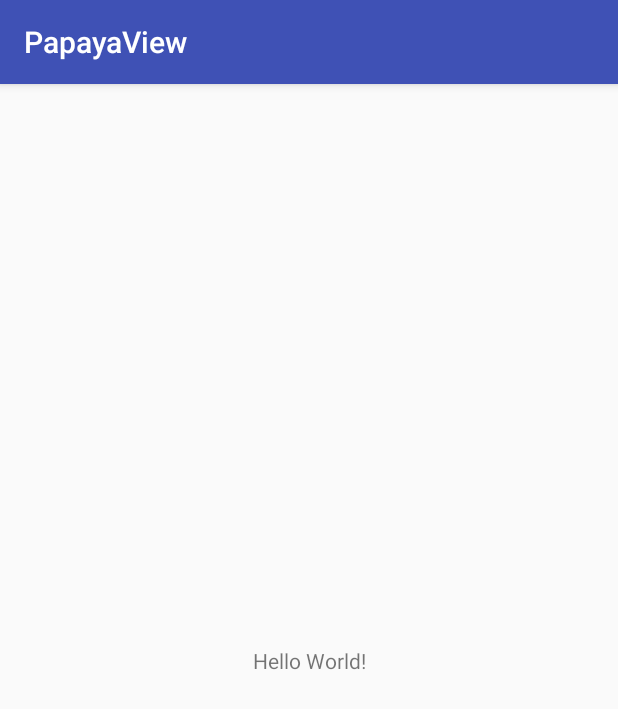
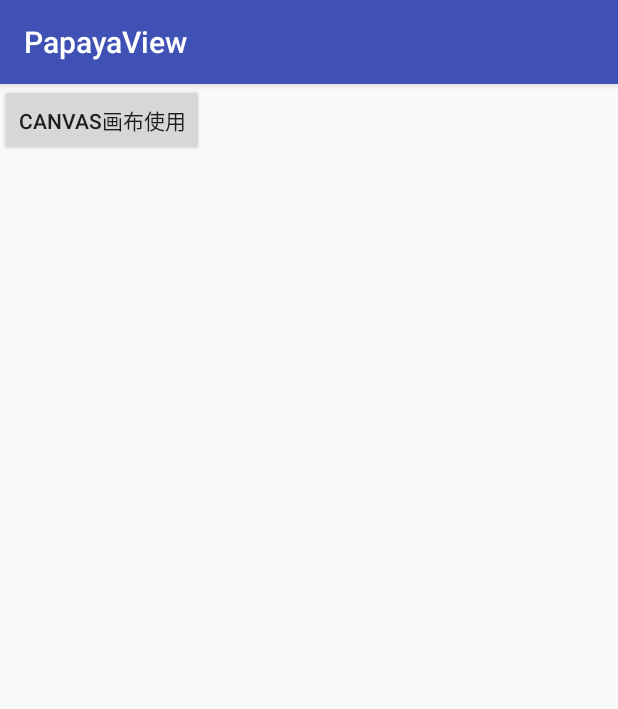
Before and after one commit to Youngfellows/PapayaView, an Android app: the screen it shows after launch (MainActivity), on a phone screen of 412 x 824 dp. Shown: the top 709 px of the screen. Run offline under Robolectric (Android 15) with nearby library versions, the light colour scheme and no system bars.

Commit message:
canvas使用

```diff
--- a/app/build.gradle
+++ b/app/build.gradle
@@ -25,6 +25,6 @@ dependencies {
         exclude group: 'com.android.support', module: 'support-annotations'
     })
     compile 'com.android.support.constraint:constraint-layout:1.0.2'
+    compile 'com.android.support:appcompat-v7:26.0.0-alpha1'
     testCompile 'junit:junit:4.12'
-    compile 'com.android.support:appcompat-v7:26.0.0-alpha1'
 }
--- a/app/src/main/AndroidManifest.xml
+++ b/app/src/main/AndroidManifest.xml
@@ -16,6 +16,8 @@
                 <category android:name="android.intent.category.LAUNCHER"/>
             </intent-filter>
         </activity>
+        <activity android:name=".activity.CanvasTestActivity">
+        </activity>
     </application>
 
 </manifest>
--- a/app/src/main/java/com/speex/papayaview/MainActivity.java
+++ b/app/src/main/java/com/speex/papayaview/MainActivity.java
@@ -1,13 +1,63 @@
 package com.speex.papayaview;
 
+import android.content.Intent;
 import android.support.v7.app.AppCompatActivity;
 import android.os.Bundle;
+import android.util.Log;
+import android.view.View;
+
+import com.speex.papayaview.activity.CanvasTestActivity;
+import com.speex.papayaview.utils.ScreenSizeUtil;
 
 public class MainActivity extends AppCompatActivity {
+    private String TAG = this.getClass().getSimpleName();
 
     @Override
     protected void onCreate(Bundle savedInstanceState) {
         super.onCreate(savedInstanceState);
         setContentView(R.layout.activity_main);
     }
+
+    @Override
+    protected void onResume() {
+        super.onResume();
+
+        ScreenSizeUtil.getWidthHeigth1(this, new ScreenSizeUtil.ScreenSizeCallback() {
+            @Override
+            public void onSize(int width, int heigth) {
+                Log.i(TAG, "onSize: 1 width = " + width + " ,heigth = " + heigth);
+            }
+        });
+
+        ScreenSizeUtil.getWidthHeigth2(this, new ScreenSizeUtil.ScreenSizeCallback() {
+            @Override
+            public void onSize(int width, int heigth) {
+                Log.i(TAG, "onSize: 2 width = " + width + " ,heigth = " + heigth);
+            }
+        });
+
+        ScreenSizeUtil.getWidthHeigth3(this, new ScreenSizeUtil.ScreenSizeCallback() {
+            @Override
+            public void onSize(int width, int heigth) {
+                Log.i(TAG, "onSize: 3 width = " + width + " ,heigth = " + heigth);
+            }
+        });
+
+        ScreenSizeUtil.getWidthHeigth4(this, new ScreenSizeUtil.ScreenSizeCallback() {
+            @Override
+            public void onSize(int width, int heigth) {
+                Log.i(TAG, "onSize: 4 width = " + width + " ,heigth = " + heigth);
+            }
+        });
+    }
+
+    /**
+     * Canvas画布使用
+     *
+     * @param view
+     */
+    public void useCanvas(View view) {
+        Intent intent = new Intent(this, CanvasTestActivity.class);
+        startActivity(intent);
+    }
 }
--- /dev/null
+++ b/app/src/main/java/com/speex/papayaview/utils/ScreenSizeUtil.java
@@ -0,0 +1,62 @@
+package com.speex.papayaview.utils;
+
+import android.app.Activity;
+import android.content.Context;
+import android.content.res.Resources;
+import android.util.DisplayMetrics;
+import android.view.Display;
+import android.view.WindowManager;
+
+/**
+ * Created by Byron on 2018/8/12.
+ */
+
+public class ScreenSizeUtil {
+
+    public static void getWidthHeigth1(Context context, ScreenSizeCallback sizeCallback) {
+        WindowManager windowManager = (WindowManager) context.getSystemService(Context.WINDOW_SERVICE);
+        Display display = windowManager.getDefaultDisplay();
+        int width = display.getWidth();
+        int height = display.getHeight();
+        if (sizeCallback != null) {
+            sizeCallback.onSize(width, height);
+        }
+    }
+
+    public static void getWidthHeigth2(Activity activity, ScreenSizeCallback sizeCallback) {
+        WindowManager windowManager = activity.getWindowManager();
+        Display display = windowManager.getDefaultDisplay();
+        int width = display.getWidth();
+        int height = display.getHeight();
+        if (sizeCallback != null) {
+            sizeCallback.onSize(width, height);
+        }
+    }
+
+    public static void getWidthHeigth3(Activity activity, ScreenSizeCallback sizeCallback) {
+        WindowManager windowManager = activity.getWindowManager();
+        DisplayMetrics metrics = new DisplayMetrics();
+        Display display = windowManager.getDefaultDisplay();
+        display.getMetrics(metrics);
+        int width = metrics.widthPixels;
+        int heigth = metrics.heightPixels;
+        if (sizeCallback != null) {
+            sizeCallback.onSize(width, heigth);
+        }
+    }
+
+    public static void getWidthHeigth4(Activity activity, ScreenSizeCallback sizeCallback) {
+        Resources resources = activity.getResources();
+        DisplayMetrics metrics = resources.getDisplayMetrics();
+        float density = metrics.density;
+        int width = metrics.widthPixels;
+        int height = metrics.heightPixels;
+        if (sizeCallback != null) {
+            sizeCallback.onSize(width, height);
+        }
+    }
+
+    public interface ScreenSizeCallback {
+        public void onSize(int width, int heigth);
+    }
+}
--- a/app/src/main/res/layout/activity_main.xml
+++ b/app/src/main/res/layout/activity_main.xml
@@ -1,19 +1,23 @@
 <?xml version="1.0" encoding="utf-8"?>
-<android.support.constraint.ConstraintLayout
+<ScrollView
     xmlns:android="http://schemas.android.com/apk/res/android"
     xmlns:app="http://schemas.android.com/apk/res-auto"
     xmlns:tools="http://schemas.android.com/tools"
     android:layout_width="match_parent"
     android:layout_height="match_parent"
-    tools:context="com.speex.papayaview.MainActivity">
+    tools:context=".MainActivity">
 
-    <TextView
-        android:layout_width="wrap_content"
-        android:layout_height="wrap_content"
-        android:text="Hello World!"
-        app:layout_constraintBottom_toBottomOf="parent"
-        app:layout_constraintLeft_toLeftOf="parent"
-        app:layout_constraintRight_toRightOf="parent"
-        app:layout_constraintTop_toTopOf="parent"/>
+    <LinearLayout
+        android:layout_width="match_parent"
+        android:layout_height="match_parent"
+        android:orientation="vertical">
 
-</android.support.constraint.ConstraintLayout>
+        <Button
+            android:layout_width="wrap_content"
+            android:layout_height="wrap_content"
+            android:onClick="useCanvas"
+            android:text="Canvas画布使用"/>
+
+    </LinearLayout>
+
+</ScrollView>
```
Also changed, not shown: app/src/main/java/com/speex/papayaview/activity/CanvasTestActivity.java (added, +15 -0 lines), app/src/main/java/com/speex/papayaview/utils/ScreenUtils.java (added, +114 -0 lines), app/src/main/java/com/speex/papayaview/view/CanvasView.java (added, +209 -0 lines), app/src/main/res/layout/activity_canvas_test.xml (added, +14 -0 lines).
